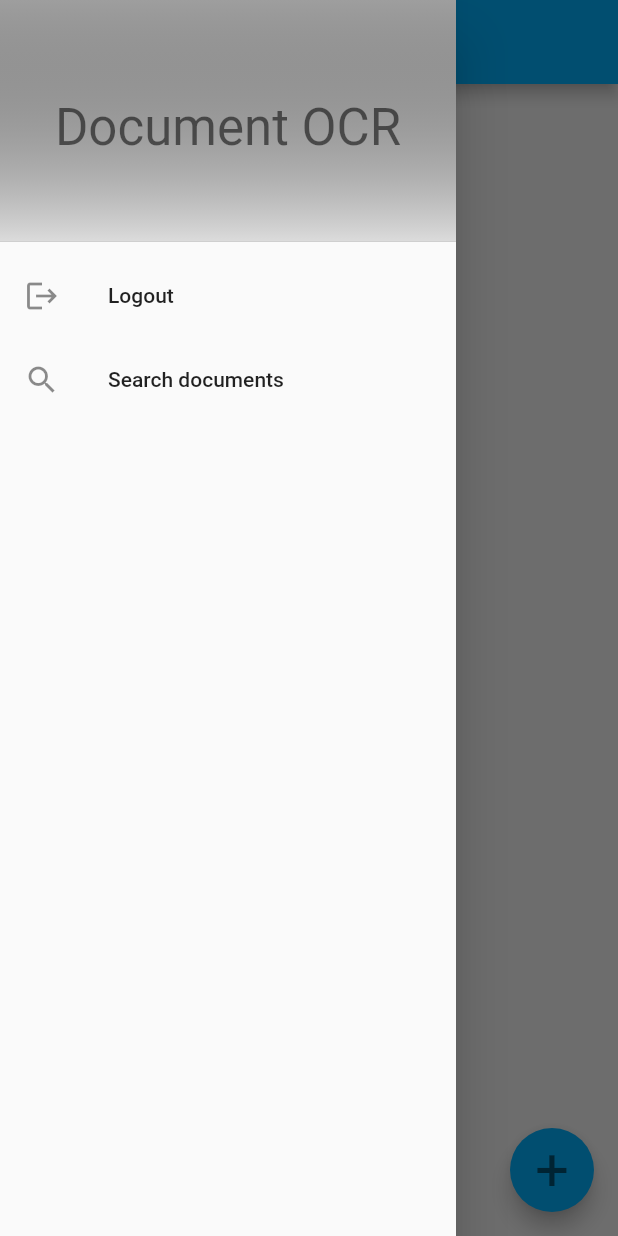
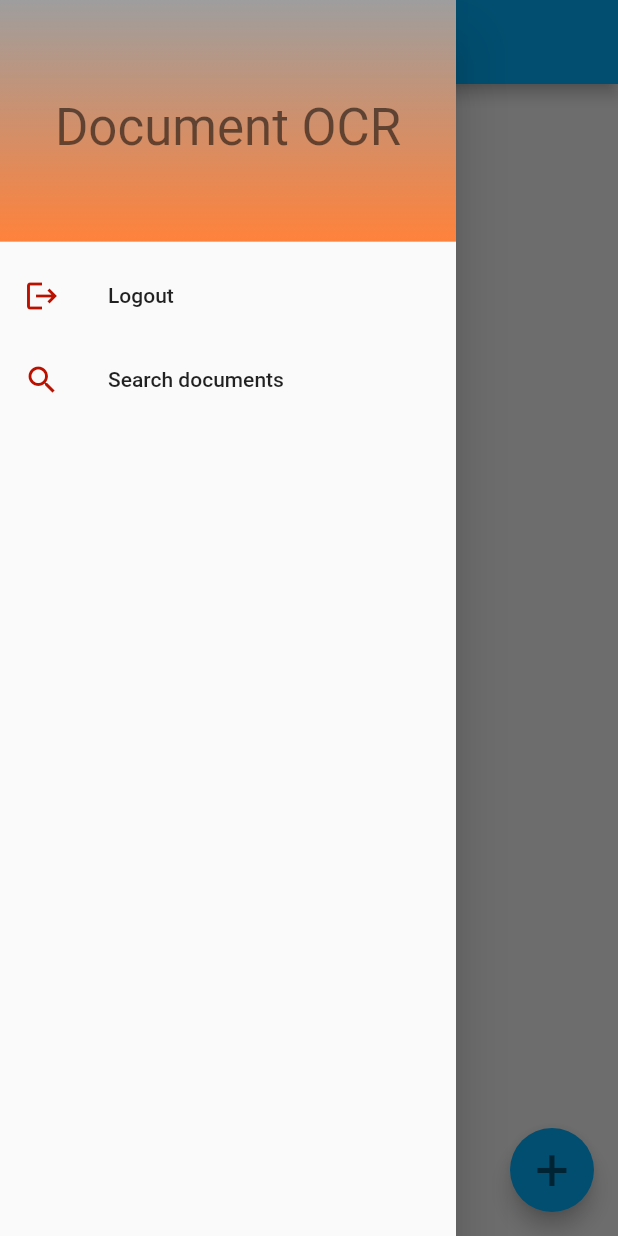
Before and after one commit to DocentSzachista/PIM-project, a Flutter app: the screen it shows once a user with an empty profile is signed in, with the side drawer open, on a phone screen of 412 x 824 dp. Run offline on Flutter 3.47's test engine with Material 2 defaults, Android fonts, the light colour scheme and no system bars; our stand-ins replace cloud_firestore, firebase_auth, firebase_core, firebase_storage, font_awesome_flutter, google_sign_in and 2 more; missing offline and left inert: google_mlkit_text_recognition, googleapis; accounts and stored records are empty; generated files the repository leaves out were written again.

Commit message:
change colours in document tile

```diff
--- a/document_ocr/lib/pages/logged_in.dart
+++ b/document_ocr/lib/pages/logged_in.dart
@@ -28,7 +28,7 @@ class LoggedInState extends State<LoggedIn> {
               end: Alignment.bottomCenter,
               colors: [
                 Colors.grey,
-                Colors.black12,
+                Color(0xffff823b),
               ],),
           ),
           child: Center(
@@ -39,7 +39,7 @@ class LoggedInState extends State<LoggedIn> {
           ),
         ),
         ListTile(
-          leading: const Icon(Icons.logout),
+          leading: const Icon(Icons.logout, color: Color(0xffb91000),),
           title: Text(AppLocalizations.of(context)!.logOutText,),
           onTap: (){
             final provider =
@@ -48,7 +48,7 @@ class LoggedInState extends State<LoggedIn> {
           },
         ),
         ListTile(
-          leading: const Icon(Icons.search),
+          leading: const Icon(Icons.search, color: Color(0xffb91000),),
           title: Text(AppLocalizations.of(context)!.searchText),
           onTap: () {
             showSearch(context: context, delegate: DocumentSearchDelegate(documents: documentFuture));
```
Also changed, not shown: document_ocr/lib/widgets/document_tile.dart (+21 -8 lines).
